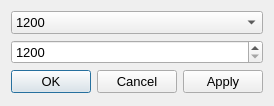
Qt form dialogbaudrate.ui (Egor-Ananko-650503/ComChat) before a commit.
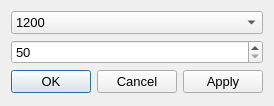
The same form after that commit.

Commit message: Changed minimum baudrate.

```diff
--- a/dialogbaudrate.ui
+++ b/dialogbaudrate.ui
@@ -67,7 +67,7 @@
    <item row="1" column="0">
     <widget class="QSpinBox" name="spinBox">
      <property name="minimum">
-      <number>1200</number>
+      <number>50</number>
      </property>
      <property name="maximum">
       <number>115200</number>
```
